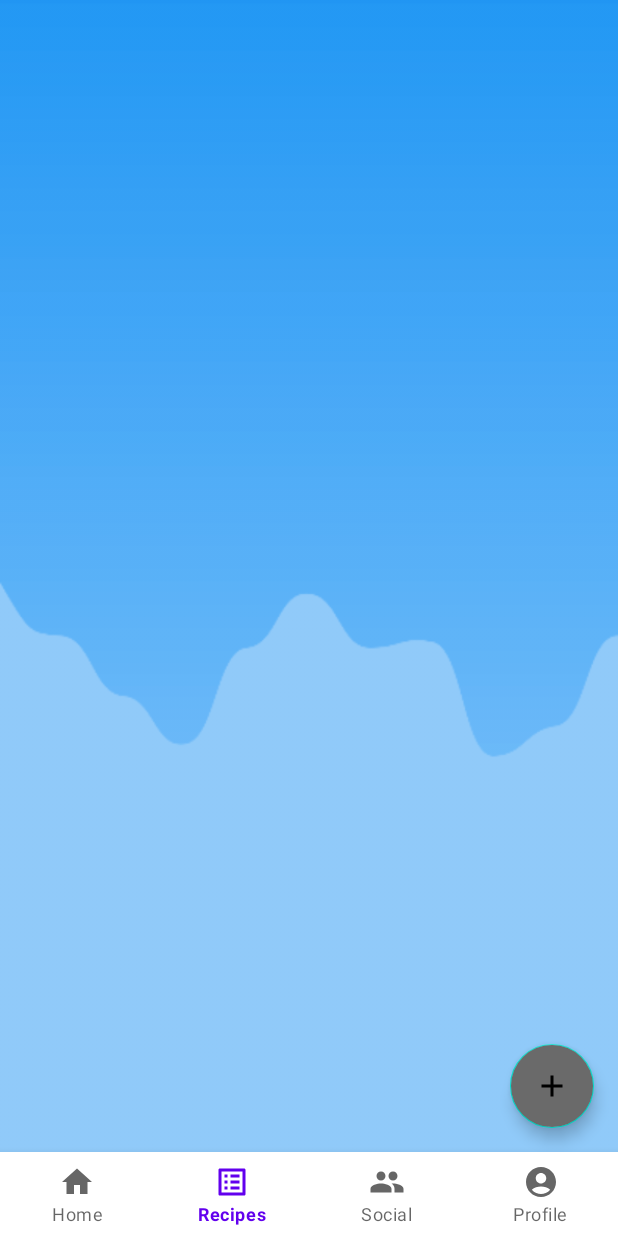
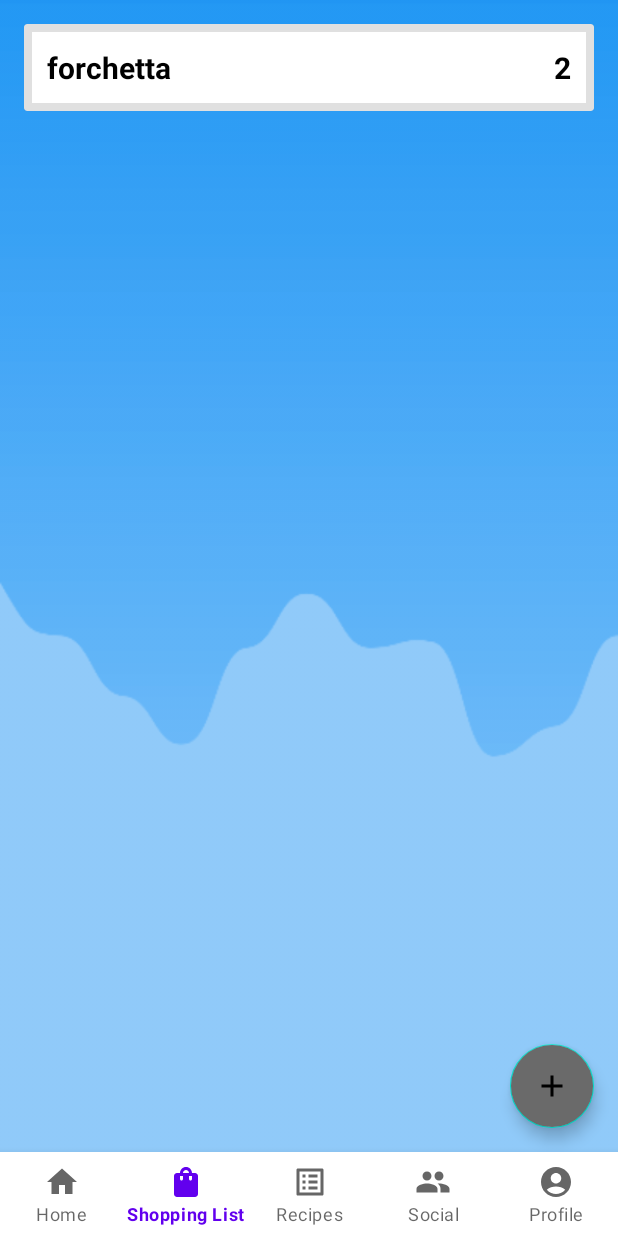
Before and after one commit to FedericoGuidazzi/MenuManager, an Android app: the MainActivity screen opened directly, with no data from a screen before it, item 2 of the bottom bar chosen, on a phone screen of 412 x 824 dp. Run offline under Robolectric (Android 15) with nearby library versions, the phone set to English and light mode, and no system bars; our stand-ins replace Room's generated code.

Commit message:
insert new part shoppingList

```diff
--- /dev/null
+++ b/Android/app/src/main/java/com/example/android/AddItemShoppingList.java
@@ -0,0 +1,64 @@
+package com.example.android;
+
+import android.os.Bundle;
+
+import androidx.fragment.app.Fragment;
+
+import android.view.LayoutInflater;
+import android.view.View;
+import android.view.ViewGroup;
+
+/**
+ * A simple {@link Fragment} subclass.
+ * Use the {@link AddItemShoppingList#newInstance} factory method to
+ * create an instance of this fragment.
+ */
+public class AddItemShoppingList extends Fragment {
+
+    // TODO: Rename parameter arguments, choose names that match
+    // the fragment initialization parameters, e.g. ARG_ITEM_NUMBER
+    private static final String ARG_PARAM1 = "param1";
+    private static final String ARG_PARAM2 = "param2";
+
+    // TODO: Rename and change types of parameters
+    private String mParam1;
+    private String mParam2;
+
+    public AddItemShoppingList() {
+        // Required empty public constructor
+    }
+
+    /**
+     * Use this factory method to create a new instance of
+     * this fragment using the provided parameters.
+     *
+     * @param param1 Parameter 1.
+     * @param param2 Parameter 2.
+     * @return A new instance of fragment AddItemShoppingList.
+     */
+    // TODO: Rename and change types and number of parameters
+    public static AddItemShoppingList newInstance(String param1, String param2) {
+        AddItemShoppingList fragment = new AddItemShoppingList();
+        Bundle args = new Bundle();
+        args.putString(ARG_PARAM1, param1);
+        args.putString(ARG_PARAM2, param2);
+        fragment.setArguments(args);
+        return fragment;
+    }
+
+    @Override
+    public void onCreate(Bundle savedInstanceState) {
+        super.onCreate(savedInstanceState);
+        if (getArguments() != null) {
+            mParam1 = getArguments().getString(ARG_PARAM1);
+            mParam2 = getArguments().getString(ARG_PARAM2);
+        }
+    }
+
+    @Override
+    public View onCreateView(LayoutInflater inflater, ViewGroup container,
+                             Bundle savedInstanceState) {
+        // Inflate the layout for this fragment
+        return inflater.inflate(R.layout.fragment_add_item_shopping_list, container, false);
+    }
+}
--- a/Android/app/src/main/java/com/example/android/AddRecipeFragment.java
+++ b/Android/app/src/main/java/com/example/android/AddRecipeFragment.java
@@ -143,8 +143,6 @@ public class AddRecipeFragment extends Fragment {
             //code to visualize image if is uploaded
             @Override
             public void onChanged(Uri uri) {
-                Log.e("percorso android", ""+uri);
-                Toast.makeText(getActivity(), ""+uri, Toast.LENGTH_SHORT).show();
                 recipeImageView.setImageURI(uri);
             }
         });
--- a/Android/app/src/main/java/com/example/android/GlobalClass.java
+++ b/Android/app/src/main/java/com/example/android/GlobalClass.java
@@ -2,8 +2,11 @@ package com.example.android;
 
 import android.app.Application;
 
+import androidx.fragment.app.Fragment;
+
 public class GlobalClass extends Application {
     private int userId;
+    private Fragment fragment;
 
     public void setUserId(int id){
         this.userId = id;
@@ -12,4 +15,5 @@ public class GlobalClass extends Application {
     public int getUserId(){
         return this.userId;
     }
+
 }
--- /dev/null
+++ b/Android/app/src/main/java/com/example/android/ItemShoppingList.java
@@ -0,0 +1,28 @@
+package com.example.android;
+
+public class ItemShoppingList {
+
+    private String name;
+    private int quantity;
+
+    public ItemShoppingList(String name, int quantity){
+        this.name = name;
+        this.quantity = quantity;
+    }
+
+    public String getName() {
+        return name;
+    }
+
+    public void setName(String name) {
+        this.name = name;
+    }
+
+    public int getQuantity() {
+        return quantity;
+    }
+
+    public void setQuantity(int quantity) {
+        this.quantity = quantity;
+    }
+}
--- a/Android/app/src/main/java/com/example/android/MainActivity.java
+++ b/Android/app/src/main/java/com/example/android/MainActivity.java
@@ -38,6 +38,9 @@ public class MainActivity extends AppCompatActivity {
             switch (item.getItemId()){
                 case R.id.home:
                     replaceFragment(new homeFragment());
+                    break;
+                case R.id.shoppingList:
+                    replaceFragment(new ShoppingListFragment());
                     break;
                 case R.id.profile:
                     replaceFragment(new profileFragment());
--- /dev/null
+++ b/Android/app/src/main/java/com/example/android/RecyclerAdapter.java
@@ -0,0 +1,51 @@
+package com.example.android;
+
+import android.view.LayoutInflater;
+import android.view.View;
+import android.view.ViewGroup;
+import android.widget.TextView;
+
+import androidx.annotation.NonNull;
+import androidx.recyclerview.widget.RecyclerView;
+
+import java.util.ArrayList;
+
+public class RecyclerAdapter extends RecyclerView.Adapter<RecyclerAdapter.MyViewHolder> {
+
+    private ArrayList<ItemShoppingList> itemList;
+
+    public RecyclerAdapter(ArrayList<ItemShoppingList> list){
+        this.itemList = list;
+    }
+
+    public class MyViewHolder extends RecyclerView.ViewHolder{
+        private TextView itemName;
+        private TextView itemQuantity;
+
+        public MyViewHolder(final View view){
+            super(view);
+            itemName = view.findViewById(R.id.item_list_name);
+            itemQuantity = view.findViewById(R.id.quantity_item);
+        }
+    }
+
+    @NonNull
+    @Override
+    public RecyclerAdapter.MyViewHolder onCreateViewHolder(@NonNull ViewGroup parent, int viewType) {
+        View itemView = LayoutInflater.from(parent.getContext()).inflate(R.layout.item_list_layout, parent, false);
+        return new MyViewHolder(itemView);
+    }
+
+    @Override
+    public void onBindViewHolder(@NonNull RecyclerAdapter.MyViewHolder holder, int position) {
+        String name = itemList.get(position).getName();
+        int quantity = itemList.get(position).getQuantity();
+        holder.itemName.setText(name);
+        holder.itemQuantity.setText(""+quantity);
+    }
+
+    @Override
+    public int getItemCount() {
+        return itemList.size();
+    }
+}
--- /dev/null
+++ b/Android/app/src/main/java/com/example/android/ShoppingListFragment.java
@@ -0,0 +1,97 @@
+package com.example.android;
+
+import android.os.Bundle;
+
+import androidx.fragment.app.Fragment;
+import androidx.recyclerview.widget.DefaultItemAnimator;
+import androidx.recyclerview.widget.LinearLayoutManager;
+import androidx.recyclerview.widget.RecyclerView;
+
+import android.view.LayoutInflater;
+import android.view.View;
+import android.view.ViewGroup;
+
+import com.google.android.material.floatingactionbutton.FloatingActionButton;
+
+import java.util.ArrayList;
+
+/**
+ * A simple {@link Fragment} subclass.
+ * Use the {@link ShoppingListFragment#newInstance} factory method to
+ * create an instance of this fragment.
+ */
+public class ShoppingListFragment extends Fragment {
+
+    // TODO: Rename parameter arguments, choose names that match
+    // the fragment initialization parameters, e.g. ARG_ITEM_NUMBER
+    private static final String ARG_PARAM1 = "param1";
+    private static final String ARG_PARAM2 = "param2";
+
+    // TODO: Rename and change types of parameters
+    private String mParam1;
+    private String mParam2;
+    private FloatingActionButton floatingActionButton;
+    private ArrayList<ItemShoppingList> itemList;
+    private RecyclerView recyclerView;
+
+    public ShoppingListFragment() {
+        // Required empty public constructor
+    }
+
+    /**
+     * Use this factory method to create a new instance of
+     * this fragment using the provided parameters.
+     *
+     * @param param1 Parameter 1.
+     * @param param2 Parameter 2.
+     * @return A new instance of fragment ShoppingListFragment.
+     */
+    // TODO: Rename and change types and number of parameters
+    public static ShoppingListFragment newInstance(String param1, String param2) {
+        ShoppingListFragment fragment = new ShoppingListFragment();
+        Bundle args = new Bundle();
+        args.putString(ARG_PARAM1, param1);
+        args.putString(ARG_PARAM2, param2);
+        fragment.setArguments(args);
+        return fragment;
+    }
+
+    @Override
+    public void onCreate(Bundle savedInstanceState) {
+        super.onCreate(savedInstanceState);
+        if (getArguments() != null) {
+            mParam1 = getArguments().getString(ARG_PARAM1);
+            mParam2 = getArguments().getString(ARG_PARAM2);
+        }
+        itemList = new ArrayList<>();
+    }
+
+    @Override
+    public View onCreateView(LayoutInflater inflater, ViewGroup container,
+                             Bundle savedInstanceState) {
+        // Inflate the layout for this fragment
+        View view = inflater.inflate(R.layout.fragment_shopping_list, container, false);
+        floatingActionButton = view.findViewById(R.id.fab_add);
+        recyclerView = view.findViewById(R.id.recycler_view_shopping);
+        setItemList();
+        setAdapter();
+        floatingActionButton.setOnClickListener(new View.OnClickListener() {
+            @Override
+            public void onClick(View view) {
+                ((MainActivity)getActivity()).replaceFragment(new AddItemShoppingList());
+            }
+        });
+        return view;
+    }
+
+    private void setAdapter(){
+        RecyclerAdapter recyclerAdapter = new RecyclerAdapter(itemList);
+        RecyclerView.LayoutManager layoutManager = new LinearLayoutManager(getActivity().getApplicationContext());
+        recyclerView.setLayoutManager(layoutManager);
+        recyclerView.setItemAnimator(new DefaultItemAnimator());
+        recyclerView.setAdapter(recyclerAdapter);
+    }
+    private void setItemList(){
+        itemList.add(new ItemShoppingList("forchetta", 2));
+    }
+}
--- a/Android/app/src/main/java/com/example/android/recipesFragment.java
+++ b/Android/app/src/main/java/com/example/android/recipesFragment.java
@@ -32,6 +32,8 @@ public class recipesFragment extends Fragment implements OnItemListener {
     FloatingActionButton floatingActionButton;
     private RecipeAdapter adapter;
     ListViewModel listViewModel;
+    Fragment fragment;
+
     // TODO: Rename parameter arguments, choose names that match
     // the fragment initialization parameters, e.g. ARG_ITEM_NUMBER
     private static final String ARG_PARAM1 = "param1";
--- /dev/null
+++ b/Android/app/src/main/res/drawable/ic_baseline_shopping_bag_24.xml
@@ -0,0 +1,5 @@
+<vector android:height="24dp" android:tint="#000000"
+    android:viewportHeight="24" android:viewportWidth="24"
+    android:width="24dp" xmlns:android="http://schemas.android.com/apk/res/android">
+    <path android:fillColor="@android:color/white" android:pathData="M18,6h-2c0,-2.21 -1.79,-4 -4,-4S8,3.79 8,6H6C4.9,6 4,6.9 4,8v12c0,1.1 0.9,2 2,2h12c1.1,0 2,-0.9 2,-2V8C20,6.9 19.1,6 18,6zM10,10c0,0.55 -0.45,1 -1,1s-1,-0.45 -1,-1V8h2V10zM12,4c1.1,0 2,0.9 2,2h-4C10,4.9 10.9,4 12,4zM16,10c0,0.55 -0.45,1 -1,1s-1,-0.45 -1,-1V8h2V10z"/>
+</vector>
--- /dev/null
+++ b/Android/app/src/main/res/layout/fragment_add_item_shopping_list.xml
@@ -0,0 +1,14 @@
+<?xml version="1.0" encoding="utf-8"?>
+<FrameLayout xmlns:android="http://schemas.android.com/apk/res/android"
+    xmlns:tools="http://schemas.android.com/tools"
+    android:layout_width="match_parent"
+    android:layout_height="match_parent"
+    tools:context=".AddItemShoppingList">
+
+    <!-- TODO: Update blank fragment layout -->
+    <TextView
+        android:layout_width="match_parent"
+        android:layout_height="match_parent"
+        android:text="@string/hello_blank_fragment" />
+
+</FrameLayout>
--- /dev/null
+++ b/Android/app/src/main/res/layout/fragment_shopping_list.xml
@@ -0,0 +1,19 @@
+<?xml version="1.0" encoding="utf-8"?>
+<FrameLayout xmlns:android="http://schemas.android.com/apk/res/android"
+    xmlns:tools="http://schemas.android.com/tools"
+    xmlns:app="http://schemas.android.com/apk/res-auto"
+    android:layout_width="match_parent"
+    android:layout_height="match_parent"
+    tools:context=".ShoppingListFragment">
+
+    <androidx.recyclerview.widget.RecyclerView
+        android:background="@drawable/background_login"
+        android:layout_width="match_parent"
+        android:layout_height="match_parent"
+        app:layoutManager="androidx.recyclerview.widget.LinearLayoutManager"
+        tools:listitem="@layout/item_list_layout"
+        android:id="@+id/recycler_view_shopping"/>
+
+    <include layout="@layout/fab_add"/>
+
+</FrameLayout>
--- /dev/null
+++ b/Android/app/src/main/res/layout/item_list_layout.xml
@@ -0,0 +1,47 @@
+<?xml version="1.0" encoding="utf-8"?>
+<com.google.android.material.card.MaterialCardView xmlns:android="http://schemas.android.com/apk/res/android"
+    xmlns:app="http://schemas.android.com/apk/res-auto"
+    xmlns:tools="http://schemas.android.com/tools"
+    android:layout_width="match_parent"
+    android:layout_height="wrap_content"
+    android:id="@+id/recipe_card"
+    android:layout_margin="16dp"
+    app:cardBackgroundColor="@color/white"
+    app:cardCornerRadius="@dimen/cardview_default_radius"
+    app:strokeWidth="5dp"
+    android:orientation="horizontal"
+    app:strokeColor="@color/material_on_surface_stroke"
+    >
+
+    <LinearLayout
+        android:layout_width="match_parent"
+        android:layout_height="match_parent"
+        android:layout_margin="15dp"
+        android:orientation="horizontal"
+        android:weightSum="2">
+
+        <TextView
+            android:id="@+id/item_list_name"
+            android:layout_width="wrap_content"
+            android:layout_height="wrap_content"
+            android:text="ciao"
+            android:textColor="@color/black"
+            android:textSize="20dp"
+            android:textStyle="bold"
+            android:layout_weight="1"
+            android:gravity="left|center_vertical"/>
+
+        <TextView
+            android:id="@+id/quantity_item"
+            android:layout_width="wrap_content"
+            android:layout_height="wrap_content"
+            android:layout_gravity="right"
+            android:text="quantity"
+            android:textColor="@color/black"
+            android:textSize="20dp"
+            android:textStyle="bold"
+            android:layout_weight="1"
+            android:gravity="right|center_vertical"/>
+
+    </LinearLayout>
+</com.google.android.material.card.MaterialCardView>
--- a/Android/app/src/main/res/menu/bottom_nav_menu.xml
+++ b/Android/app/src/main/res/menu/bottom_nav_menu.xml
@@ -5,6 +5,11 @@
         android:title="Home"
         android:id="@+id/home"
         android:icon="@drawable/ic_baseline_home_24"
+        />
+    <item
+        android:title="Shopping List"
+        android:id="@+id/shoppingList"
+        android:icon="@drawable/ic_baseline_shopping_bag_24"
         />
     <item
         android:title="Recipes"
```
